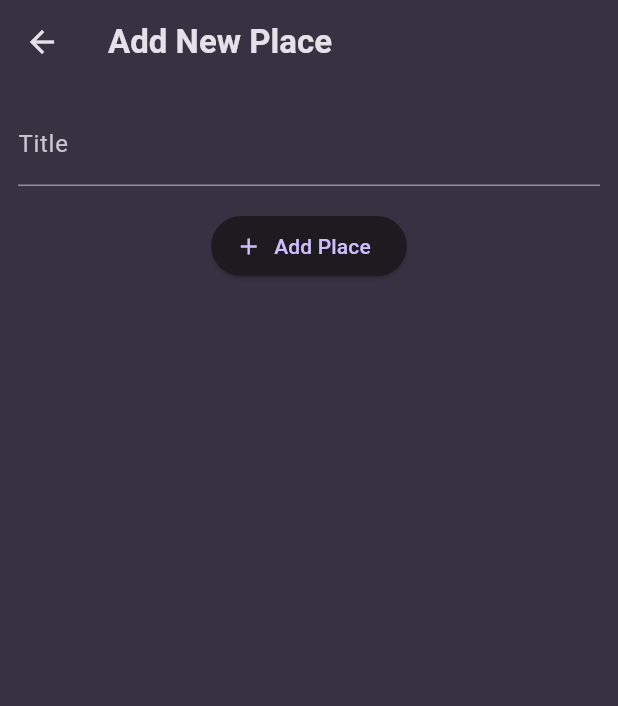
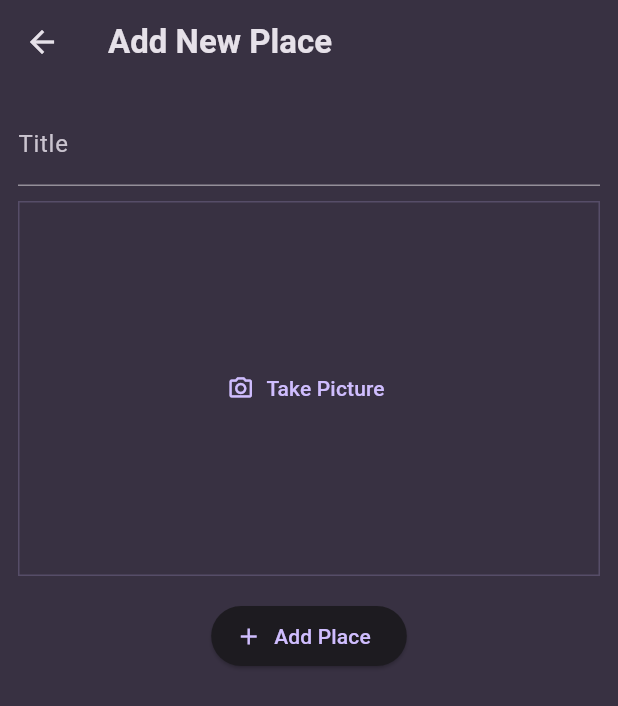
Before and after one commit to Agrima5115/Favorite_Places_App, a Flutter app: the AddPlaceScreen screen opened directly, on a phone screen of 412 x 824 dp. Shown: the top 706 px of the screen. Run offline on Flutter 3.47's test engine with Material 3 defaults, Android fonts, the phone set to English and light mode, and no system bars; our stand-ins replace flutter_riverpod, google_fonts, image_picker.

Commit message:
added camera functionality

```diff
--- a/lib/screens/add_place.dart
+++ b/lib/screens/add_place.dart
@@ -1,4 +1,5 @@
 import 'package:favorite_places/providers/user_places.dart';
+import 'package:favorite_places/widgets/image_input.dart';
 import 'package:flutter/material.dart';
 import 'package:flutter_riverpod/flutter_riverpod.dart';
 
@@ -49,6 +50,10 @@ class _AddPlaceScreenState extends ConsumerState<AddPlaceScreen> {
               ),
             ),
             const SizedBox(
+              height: 10,
+            ),
+            ImageInput(),
+            const SizedBox(
               height: 16,
             ),
             ElevatedButton.icon(
--- /dev/null
+++ b/lib/widgets/image_input.dart
@@ -0,0 +1,60 @@
+import 'dart:io';
+import 'package:flutter/material.dart';
+import 'package:image_picker/image_picker.dart';
+
+class ImageInput extends StatefulWidget {
+  const ImageInput({super.key});
+
+  @override
+  State<StatefulWidget> createState() {
+    return _ImageInputState();
+  }
+}
+
+class _ImageInputState extends State<ImageInput> {
+  File? _selectedImage;
+  void _takePicture() async {
+    final imagePicker = ImagePicker();
+    final pickedImage =
+        await imagePicker.pickImage(source: ImageSource.camera, maxWidth: 600);
+    if (pickedImage == null) {
+      return;
+    }
+    setState(() {
+      _selectedImage = File(pickedImage.path);
+    });
+  }
+
+  @override
+  Widget build(BuildContext context) {
+    Widget content = TextButton.icon(
+      icon: const Icon(Icons.camera_alt_outlined),
+      label: const Text('Take Picture'),
+      onPressed: _takePicture,
+    );
+
+    if (_selectedImage != null) {
+      content = GestureDetector(
+        onTap: _takePicture,
+        child: Image.file(
+          _selectedImage!,
+          fit: BoxFit.cover,
+          width: double.infinity,
+          height: double.infinity,
+        ),
+      );
+    }
+
+    return Container(
+      decoration: BoxDecoration(
+          border: Border.all(
+        width: 1,
+        color: Theme.of(context).colorScheme.primary.withOpacity(0.2),
+      )),
+      height: 250,
+      width: double.infinity,
+      alignment: Alignment.center,
+      child: content,
+    );
+  }
+}
--- a/pubspec.yaml
+++ b/pubspec.yaml
@@ -38,6 +38,7 @@ dependencies:
   google_fonts: ^6.2.1
   uuid: ^4.5.0
   flutter_riverpod: ^2.5.1
+  image_picker: ^1.1.2
 
 dev_dependencies:
   flutter_test:
```
Also changed, not shown: pubspec.lock, 6 other files.
